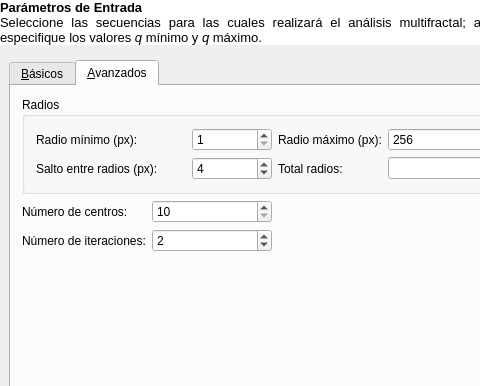
The window that src/gui/MfaParametersForm.ui (hspitia/GenomAMf) describes before a commit, drawn with Qt 5; both pictures show x 0 to 480 and y 0 to 386 of the 562 by 523 pixel window.
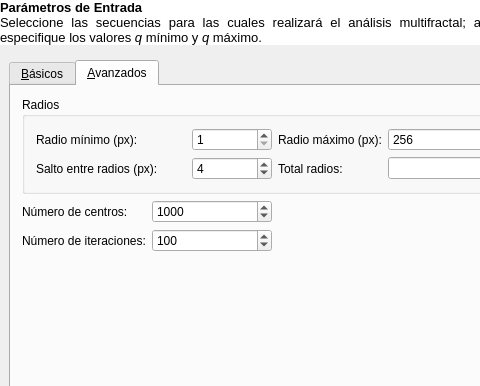
The same window after the commit. The open tabs and pages were chosen to show the change. Icons and pictures are not drawn.

The edit to the form file:
```diff
--- a/src/gui/MfaParametersForm.ui
+++ b/src/gui/MfaParametersForm.ui
@@ -343,14 +343,14 @@
                 <number>10</number>
                </property>
                <property name="maximum">
+                <number>10000</number>
+               </property>
+               <property name="singleStep">
+                <number>100</number>
+               </property>
+               <property name="value">
                 <number>1000</number>
                </property>
-               <property name="singleStep">
-                <number>10</number>
-               </property>
-               <property name="value">
-                <number>10</number>
-               </property>
               </widget>
              </item>
              <item row="1" column="0">
@@ -378,7 +378,7 @@
                 <number>1</number>
                </property>
                <property name="value">
-                <number>2</number>
+                <number>100</number>
                </property>
               </widget>
              </item>
```
Left out of the diff: 2 changed lines with no effect on the pictures.
